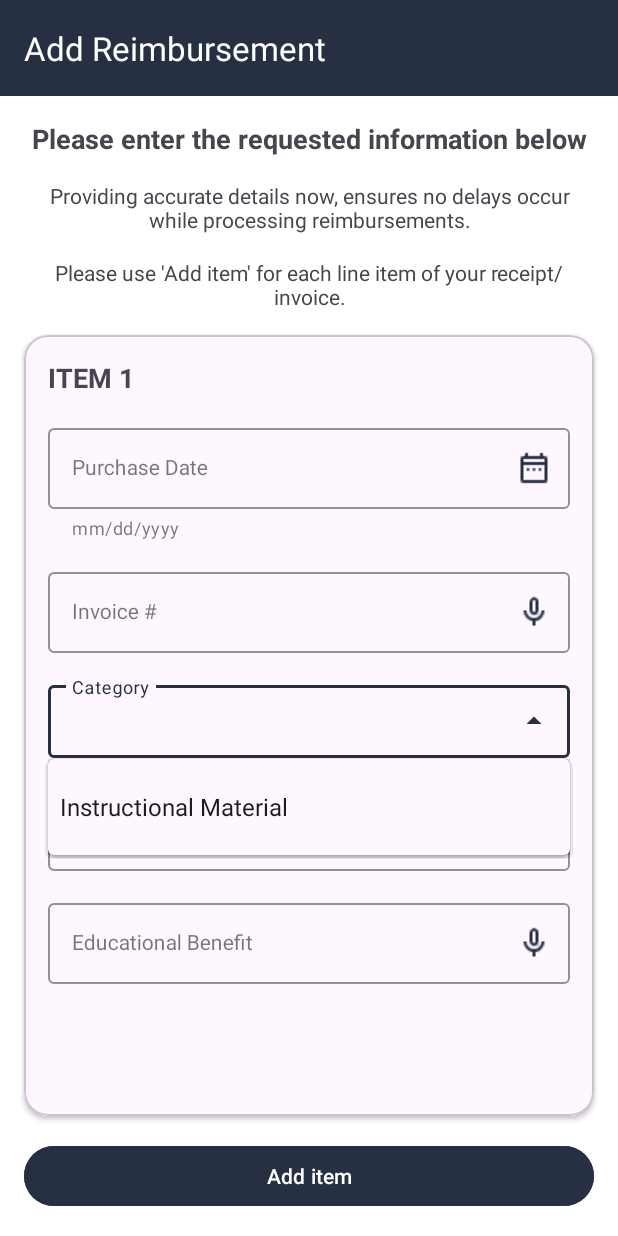
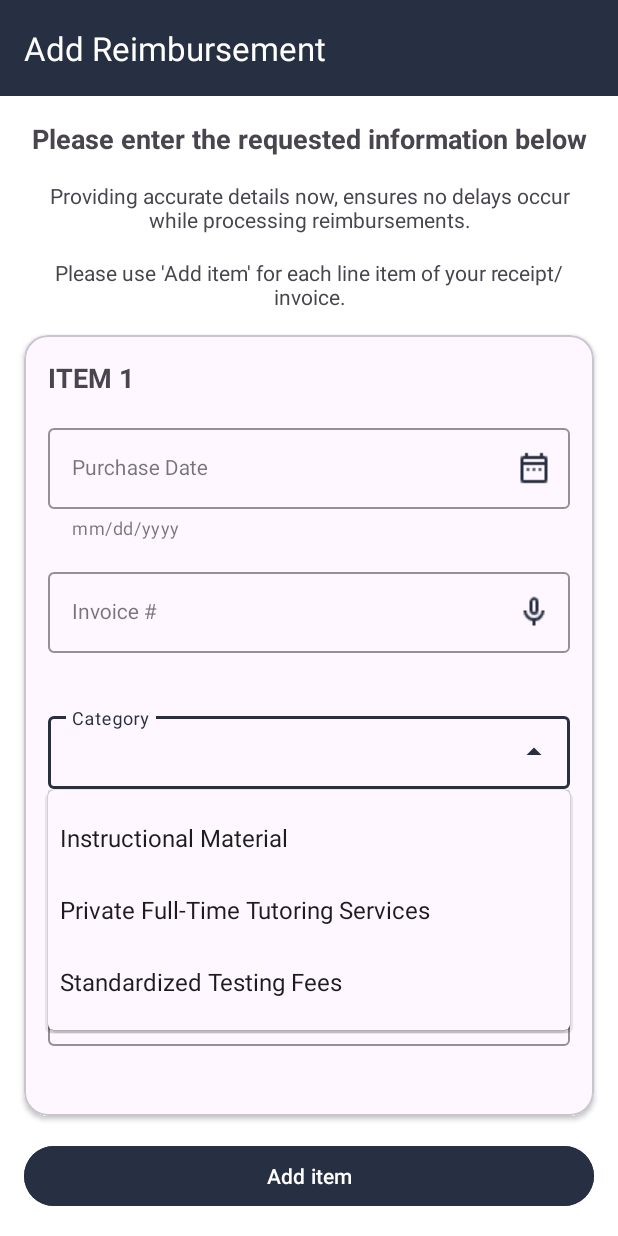
Before and after one commit to sanjamilunovic/master, an Android app: the fragment StepThreeFragment placed in its activity, after a tap on an icon or button, on a phone screen of 412 x 824 dp. Run offline under Robolectric (Android 15) with nearby library versions, the phone set to English and light mode, and no system bars; our stand-ins replace ButterKnife; libraries missing offline, so code that uses them is left out: com.stepstone.stepper; plain views replace StepperLayout; 2 statements that could not run were skipped.

Commit message:
UI improvements

```diff
--- a/app/src/main/java/com/example/ema/fragments/StepThreeFragment.java
+++ b/app/src/main/java/com/example/ema/fragments/StepThreeFragment.java
@@ -11,6 +11,7 @@ import android.speech.SpeechRecognizer;
 import android.view.LayoutInflater;
 import android.view.View;
 import android.view.ViewGroup;
+import android.widget.AdapterView;
 import android.widget.ArrayAdapter;
 
 import androidx.annotation.NonNull;
@@ -40,14 +41,20 @@ public class StepThreeFragment extends Fragment implements Step, View.OnClickLis
     private SpeechRecognizer speechRecognizer;
     @BindView(R.id.tilPurchaseDate)
     TextInputLayout tilPurchaseDate;
+    @BindView(R.id.etPurchaseDate)
+    TextInputEditText etPurchaseDate;
     @BindView(R.id.tilInvoice)
     TextInputLayout tilInvoice;
-    @BindView(R.id.etPurchaseDate)
-    TextInputEditText etPurchaseDate;
     @BindView(R.id.etInvoice)
     TextInputEditText etInvoice;
     @BindView(R.id.spinnerCategory)
     MaterialAutoCompleteTextView spinnerCategory;
+    @BindView(R.id.tilType)
+    TextInputLayout tilType;
+    @BindView(R.id.tilDescription)
+    TextInputLayout tilDescription;
+    @BindView(R.id.tilPayment)
+    TextInputLayout tilPayment;
 
 
     @Override
@@ -129,6 +136,15 @@ public class StepThreeFragment extends Fragment implements Step, View.OnClickLis
         adapter.setDropDownViewResource(R.layout.drop_down_item);
 
         spinnerCategory.setAdapter(adapter);
+        spinnerCategory.setOnItemClickListener(new AdapterView.OnItemClickListener() {
+            @Override
+            public void onItemClick(AdapterView<?> parent, View view, int position, long id) {
+                tilType.setVisibility(View.VISIBLE);
+                tilDescription.setVisibility(View.VISIBLE);
+                tilPayment.setVisibility(View.VISIBLE);
+
+            }
+        });
 
 
 
--- a/app/src/main/res/layout/fragment_step_three.xml
+++ b/app/src/main/res/layout/fragment_step_three.xml
@@ -81,6 +81,8 @@ android:orientation="vertical">
                 app:helperText="mm/dd/yyyy"
                 app:endIconMode="custom"
                 app:endIconDrawable="@drawable/date_icon"
+                app:errorEnabled="true"
+                app:errorText="Purchase date required."
                 style="@style/TextInputLayoutStyle">
 
                 <com.google.android.material.textfield.TextInputEditText
@@ -102,11 +104,14 @@ android:orientation="vertical">
                 style="@style/TextInputLayoutStyle"
                 app:endIconMode="custom"
                 app:endIconDrawable="@drawable/ic_mic"
+                app:errorEnabled="true"
+                app:errorText="Invoice # required."
                 android:hint="Invoice #">
 
                 <com.google.android.material.textfield.TextInputEditText
                     android:id="@+id/etInvoice"
                     style="@style/TextInputLayoutStyle"
+                    android:focusableInTouchMode="true"
                     android:layout_width="match_parent"
                     android:layout_height="wrap_content" />
 
@@ -129,6 +134,43 @@ android:orientation="vertical">
             </com.google.android.material.textfield.TextInputLayout>
 
             <com.google.android.material.textfield.TextInputLayout
+                android:id="@+id/tilType"
+                android:layout_width="match_parent"
+                android:layout_height="wrap_content"
+                android:hint="Type"
+                android:visibility="gone"
+                android:layout_marginTop="16dp"
+                style="@style/AutoCompleteTextInputLayoutStyle">
+
+                <com.google.android.material.textfield.MaterialAutoCompleteTextView
+                    android:id="@+id/etType"
+                    android:layout_width="match_parent"
+                    android:layout_height="wrap_content"
+                    android:inputType="none">
+                </com.google.android.material.textfield.MaterialAutoCompleteTextView>
+            </com.google.android.material.textfield.TextInputLayout>
+
+            <com.google.android.material.textfield.TextInputLayout
+                android:id="@+id/tilDescription"
+                android:layout_width="match_parent"
+                android:layout_height="wrap_content"
+                android:layout_marginTop="16dp"
+                style="@style/TextInputLayoutStyle"
+                android:visibility="gone"
+                app:endIconMode="custom"
+                app:endIconDrawable="@drawable/ic_mic"
+                android:hint="Description">
+
+                <com.google.android.material.textfield.TextInputEditText
+                    android:id="@+id/etDescription"
+                    style="@style/TextInputLayoutStyle"
+                    android:inputType="number"
+                    android:layout_width="match_parent"
+                    android:layout_height="wrap_content" />
+
+            </com.google.android.material.textfield.TextInputLayout>
+
+            <com.google.android.material.textfield.TextInputLayout
                 android:id="@+id/tilAmount"
                 android:layout_width="match_parent"
                 android:layout_height="wrap_content"
@@ -136,6 +178,8 @@ android:orientation="vertical">
                 style="@style/TextInputLayoutStyle"
                 app:endIconMode="custom"
                 app:endIconDrawable="@drawable/ic_mic"
+                app:errorEnabled="true"
+                app:errorText="Category required."
                 android:hint="Amount">
 
                 <com.google.android.material.textfield.TextInputEditText
@@ -148,6 +192,25 @@ android:orientation="vertical">
             </com.google.android.material.textfield.TextInputLayout>
 
             <com.google.android.material.textfield.TextInputLayout
+                android:id="@+id/tilPayment"
+                android:layout_width="match_parent"
+                android:layout_height="wrap_content"
+                android:hint="Who did you pay?"
+                android:visibility="gone"
+                android:layout_marginTop="16dp"
+                app:errorEnabled="true"
+                app:errorText="Vendor required."
+                style="@style/AutoCompleteTextInputLayoutStyle">
+
+                <com.google.android.material.textfield.MaterialAutoCompleteTextView
+                    android:id="@+id/spinnerPayment"
+                    android:layout_width="match_parent"
+                    android:layout_height="wrap_content"
+                    android:inputType="none">
+                </com.google.android.material.textfield.MaterialAutoCompleteTextView>
+            </com.google.android.material.textfield.TextInputLayout>
+
+            <com.google.android.material.textfield.TextInputLayout
                 android:id="@+id/tilEducationalBenefit"
                 android:layout_width="match_parent"
                 android:layout_height="wrap_content"
@@ -155,6 +218,8 @@ android:orientation="vertical">
                 style="@style/TextInputLayoutStyle"
                 app:endIconMode="custom"
                 app:endIconDrawable="@drawable/ic_mic"
+                app:errorEnabled="true"
+                app:errorText="Educational Benefit required."
                 android:hint="Educational Benefit">
 
                 <com.google.android.material.textfield.TextInputEditText
@@ -166,21 +231,6 @@ android:orientation="vertical">
 
             </com.google.android.material.textfield.TextInputLayout>
 
-            <com.google.android.material.textfield.TextInputLayout
-                android:layout_width="match_parent"
-                android:layout_height="wrap_content"
-                android:hint="Type"
-                android:visibility="gone"
-                android:layout_marginTop="16dp"
-                style="@style/AutoCompleteTextInputLayoutStyle">
-
-                <com.google.android.material.textfield.MaterialAutoCompleteTextView
-                    android:id="@+id/spinnerDescription"
-                    android:layout_width="match_parent"
-                    android:layout_height="wrap_content"
-                    android:inputType="none">
-                </com.google.android.material.textfield.MaterialAutoCompleteTextView>
-            </com.google.android.material.textfield.TextInputLayout>
         </LinearLayout>
     </ScrollView>
 </com.google.android.material.card.MaterialCardView>
--- a/app/src/main/res/values/arrays.xml
+++ b/app/src/main/res/values/arrays.xml
@@ -11,6 +11,8 @@
 
     <string-array name="categories">
         <item>Instructional Material</item>
+        <item>Private Full-Time Tutoring Services</item>
+        <item>Standardized Testing Fees</item>
 
     </string-array>
 </resources>
```
